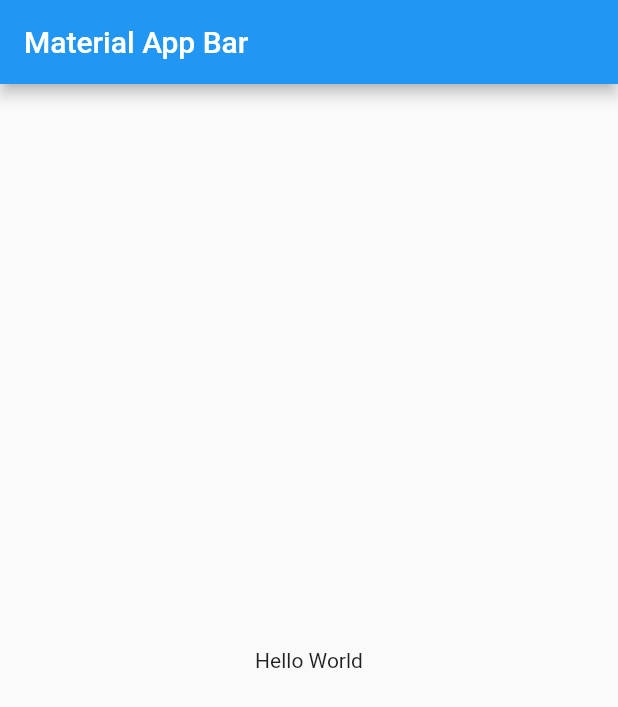
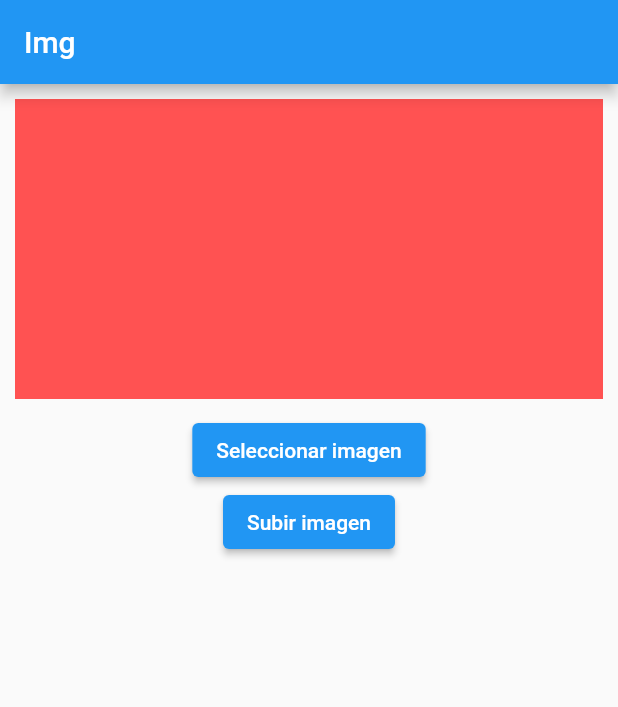
Before and after one commit to gonzaSala/uploads_firebase, a Flutter app: the screen it shows after launch, on a phone screen of 412 x 824 dp. Shown: the top 707 px of the screen. Run offline on Flutter 3.47's test engine with Material 2 defaults, Android fonts, the phone set to English and light mode, and no system bars; our stand-ins replace firebase_core, image_picker; accounts and stored records are empty.

Commit message:
agregamos seleccion img desde galeria

```diff
--- a/lib/home_page.dart
+++ b/lib/home_page.dart
@@ -1,18 +1,47 @@
+import 'dart:io';
+
 import 'package:flutter/material.dart';
+import 'package:image_picker/image_picker.dart';
+import 'package:uploads_firebase/services/select_img.dart';
 
-class HomePage extends StatelessWidget {
+class HomePage extends StatefulWidget {
   const HomePage({
     super.key,
   });
 
   @override
+  State<HomePage> createState() => _HomePageState();
+}
+
+class _HomePageState extends State<HomePage> {
+  File? imageToUpload;
+
+  @override
   Widget build(BuildContext context) {
     return Scaffold(
       appBar: AppBar(
-        title: const Text('Material App Bar'),
+        title: const Text('Img'),
       ),
-      body: const Center(
-        child: Text('Hello World'),
+      body: Column(
+        children: [
+          imageToUpload != null
+              ? Image.file(imageToUpload!)
+              : Container(
+                  margin: const EdgeInsets.all(10),
+                  height: 200,
+                  width: double.infinity,
+                  color: Colors.redAccent,
+                ),
+          ElevatedButton(
+              onPressed: () async {
+                final image = await getImg();
+                setState(() {
+                  imageToUpload = File(image!.path);
+                });
+              },
+              child: const Text('Seleccionar imagen')),
+          ElevatedButton(onPressed: () {}, child: const Text('Subir imagen')),
+        ],
       ),
     );
   }
--- a/lib/main.dart
+++ b/lib/main.dart
@@ -1,5 +1,4 @@
 import 'package:flutter/material.dart';
-
 import 'package:uploads_firebase/home_page.dart';
 
 void main() => runApp(const MyApp());
--- a/pubspec.yaml
+++ b/pubspec.yaml
@@ -30,11 +30,12 @@ environment:
 dependencies:
   flutter:
     sdk: flutter
-
+  image_picker: ^1.0.4
 
   # The following adds the Cupertino Icons font to your application.
   # Use with the CupertinoIcons class for iOS style icons.
   cupertino_icons: ^1.0.2
+  firebase_core: ^2.17.0
 
 dev_dependencies:
   flutter_test:
```
Also changed, not shown: lib/services/select_img.dart (added, +8 -0 lines), lib/firebase_options.dart (added), pubspec.lock, 10 other files.
